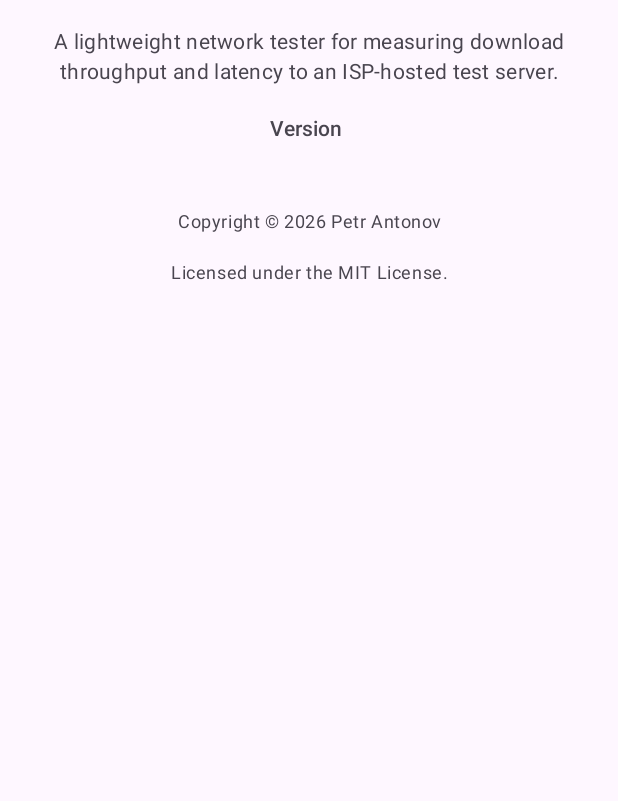
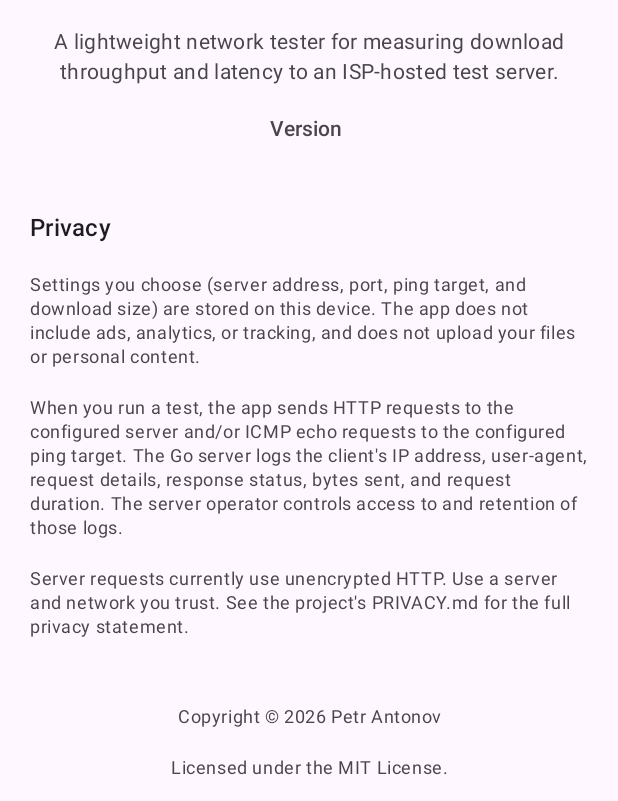
Before and after one commit to pietro-a/isp-network-tester, an Android app built with Jetpack Compose: the composable AboutScreen shown on its own in the app's theme, on a phone screen of 412 x 824 dp, the part 435-1236 px from its top. Run offline under Robolectric (Android 15) with nearby library versions, the phone set to English and light mode, and no system bars.

Commit message:
feat(android): show privacy summary in About screen

```diff
--- a/android/app/src/main/java/space/antonov/ispnetworktester/ui/AboutScreen.kt
+++ b/android/app/src/main/java/space/antonov/ispnetworktester/ui/AboutScreen.kt
@@ -90,6 +90,40 @@ fun AboutScreen(
         Spacer(modifier = Modifier.height(8.dp))
 
         Text(
+            text = "Privacy",
+            modifier = Modifier.fillMaxWidth(),
+            style = MaterialTheme.typography.titleMedium,
+            fontWeight = FontWeight.SemiBold,
+            textAlign = TextAlign.Start,
+        )
+
+        Text(
+            text = "Settings you choose (server address, port, ping target, and download size) are stored on this device. The app does not include ads, analytics, or tracking, and does not upload your files or personal content.",
+            modifier = Modifier.fillMaxWidth(),
+            style = MaterialTheme.typography.bodySmall,
+            color = MaterialTheme.colorScheme.onSurfaceVariant,
+            textAlign = TextAlign.Start,
+        )
+
+        Text(
+            text = "When you run a test, the app sends HTTP requests to the configured server and/or ICMP echo requests to the configured ping target. The Go server logs the client's IP address, user-agent, request details, response status, bytes sent, and request duration. The server operator controls access to and retention of those logs.",
+            modifier = Modifier.fillMaxWidth(),
+            style = MaterialTheme.typography.bodySmall,
+            color = MaterialTheme.colorScheme.onSurfaceVariant,
+            textAlign = TextAlign.Start,
+        )
+
+        Text(
+            text = "Server requests currently use unencrypted HTTP. Use a server and network you trust. See the project's PRIVACY.md for the full privacy statement.",
+            modifier = Modifier.fillMaxWidth(),
+            style = MaterialTheme.typography.bodySmall,
+            color = MaterialTheme.colorScheme.onSurfaceVariant,
+            textAlign = TextAlign.Start,
+        )
+
+        Spacer(modifier = Modifier.height(8.dp))
+
+        Text(
             text = "Copyright © 2026 Petr Antonov",
             style = MaterialTheme.typography.bodySmall,
             color = MaterialTheme.colorScheme.onSurfaceVariant,
```
